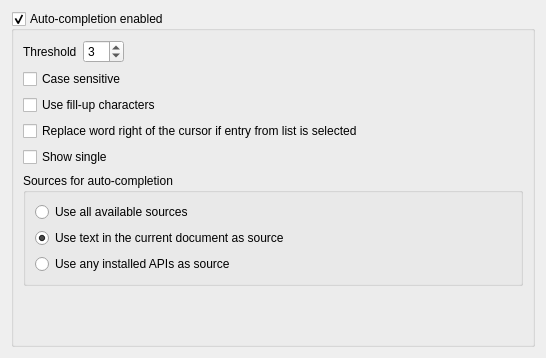
Qt form Qitom/ui/widgetPropEditorAutoCompletion.ui (itom-project/itom) before a commit.
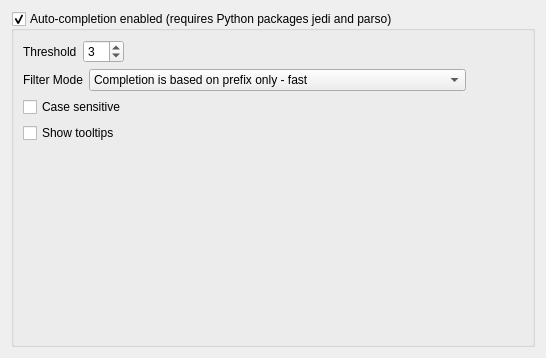
The same form after that commit.

Commit message: codeEditor: more improvements, e.g. connection to most properties re-established, icons for further types added...

```diff
--- a/Qitom/ui/widgetPropEditorAutoCompletion.ui
+++ b/Qitom/ui/widgetPropEditorAutoCompletion.ui
@@ -17,7 +17,7 @@
    <item>
     <widget class="QGroupBox" name="groupAutoCompletion">
      <property name="title">
-      <string>Auto-completion enabled</string>
+      <string>Auto-completion enabled (requires Python packages jedi and parso)</string>
      </property>
      <property name="checkable">
       <bool>true</bool>
@@ -54,6 +54,55 @@
         </item>
        </layout>
       </item>
+      <item>
+       <layout class="QHBoxLayout" name="horizontalLayout_3">
+        <item>
+         <widget class="QLabel" name="label_2">
+          <property name="text">
+           <string>Filter Mode</string>
+          </property>
+         </widget>
+        </item>
+        <item>
+         <widget class="QComboBox" name="comboFilterMode">
+          <property name="sizePolicy">
+           <sizepolicy hsizetype="MinimumExpanding" vsizetype="Fixed">
+            <horstretch>0</horstretch>
+            <verstretch>0</verstretch>
+           </sizepolicy>
+          </property>
+          <item>
+           <property name="text">
+            <string>Completion is based on prefix only - fast</string>
+           </property>
+          </item>
+          <item>
+           <property name="text">
+            <string>Completion checks if prefix is contained in the suggestions - fast</string>
+           </property>
+          </item>
+          <item>
+           <property name="text">
+            <string>Fuzzy filtering - most powerful method - slow</string>
+           </property>
+          </item>
+         </widget>
+        </item>
+        <item>
+         <spacer name="horizontalSpacer_2">
+          <property name="orientation">
+           <enum>Qt::Horizontal</enum>
+          </property>
+          <property name="sizeHint" stdset="0">
+           <size>
+            <width>40</width>
+            <height>20</height>
+           </size>
+          </property>
+         </spacer>
+        </item>
+       </layout>
+      </item>
       <item>
        <widget class="QCheckBox" name="checkCaseSensitivity">
         <property name="text">
@@ -64,57 +113,10 @@
       <item>
        <widget class="QCheckBox" name="checkFillUps">
         <property name="text">
-         <string>Use fill-up characters</string>
+         <string>Show tooltips</string>
         </property>
        </widget>
       </item>
-      <item>
-       <widget class="QCheckBox" name="checkReplaceWord">
-        <property name="text">
-         <string>Replace word right of the cursor if entry from list is selected</string>
-        </property>
-       </widget>
-      </item>
-      <item>
-       <widget class="QCheckBox" name="checkShowSingle">
-        <property name="text">
-         <string>Show single</string>
-        </property>
-       </widget>
-      </item>
-      <item>
-       <widget class="QGroupBox" name="groupACSource">
-        <property name="title">
-         <string>Sources for auto-completion</string>
-        </property>
-        <layout class="QVBoxLayout" name="verticalLayout">
-         <item>
-          <widget class="QRadioButton" name="radioACSource1">
-           <property name="text">
-            <string>Use all available sources</string>
-           </property>
-          </widget>
-         </item>
-         <item>
-          <widget class="QRadioButton" name="radioACSource2">
-           <property name="text">
-            <string>Use text in the current document as source</string>
-           </property>
-           <property name="checked">
-            <bool>true</bool>
-           </property>
-          </widget>
-         </item>
-         <item>
-          <widget class="QRadioButton" name="radioACSource3">
-           <property name="text">
-            <string>Use any installed APIs as source</string>
-           </property>
-          </widget>
-         </item>
-        </layout>
-       </widget>
-      </item>
       <item>
        <spacer name="verticalSpacer">
         <property name="orientation">
```
Left out of the diff: 2 changed lines with no effect on the pictures. The commit also changes 13 other files.
